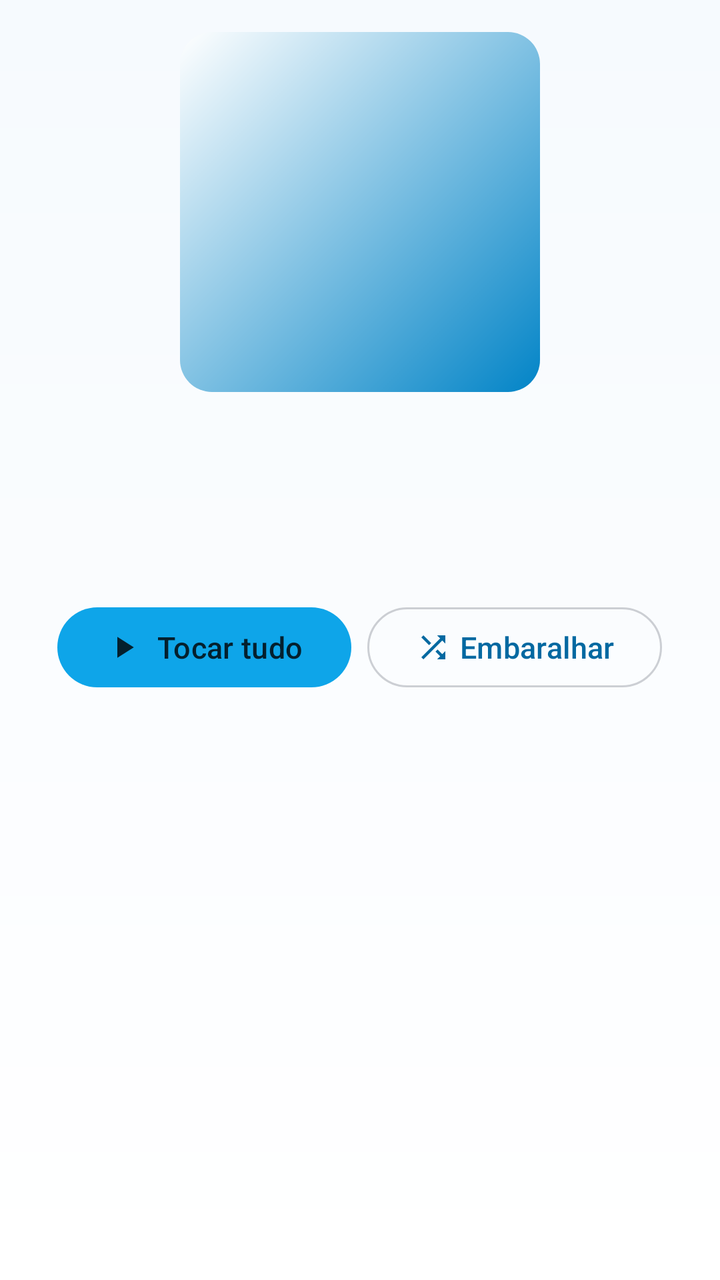
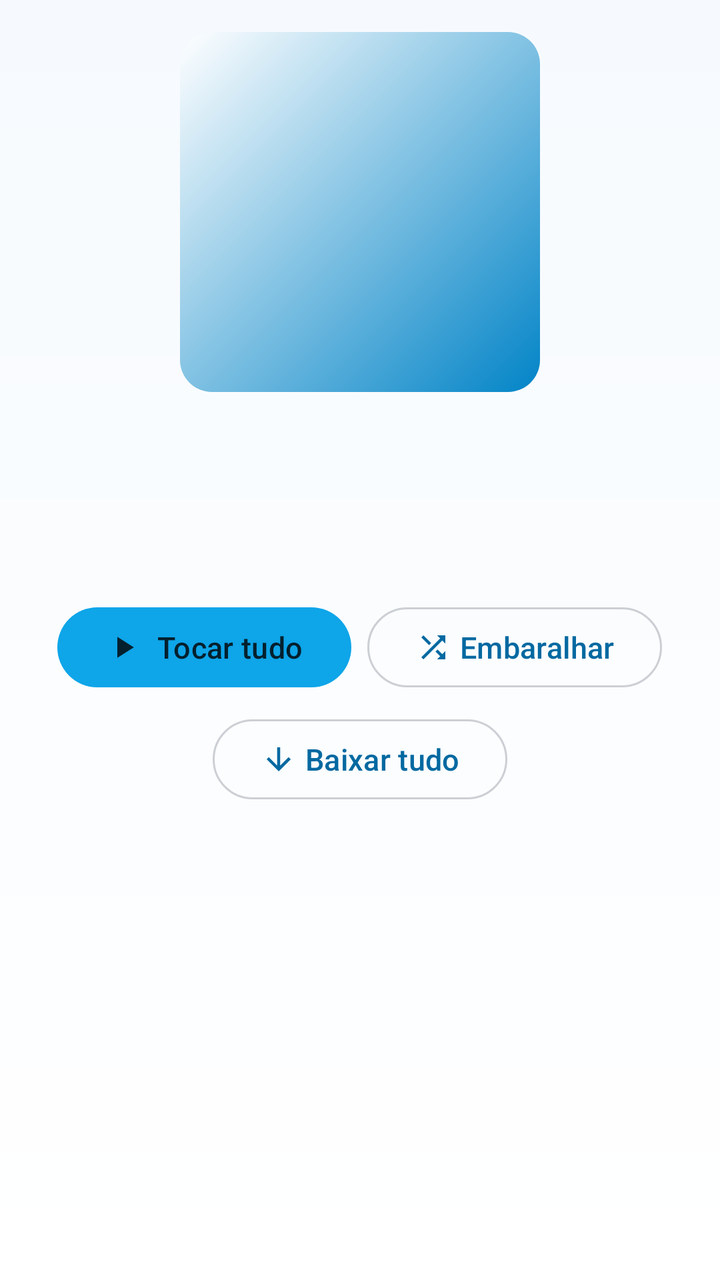

Screens rendered from an Android XML layout before and after an edit, with the pre-edit source and the edit as a unified diff.
<!-- AndroidManifest.xml: application theme Theme.MystMusic -->
<!-- res/layout/item_browse_header.xml -->
<?xml version="1.0" encoding="utf-8"?>
<LinearLayout xmlns:android="http://schemas.android.com/apk/res/android"
    xmlns:app="http://schemas.android.com/apk/res-auto"
    android:layout_width="match_parent"
    android:layout_height="wrap_content"
    android:gravity="center_horizontal"
    android:orientation="vertical"
    android:paddingStart="@dimen/screen_margin"
    android:paddingTop="@dimen/space_m"
    android:paddingEnd="@dimen/screen_margin"
    android:paddingBottom="@dimen/space_l">

    <FrameLayout
        android:id="@+id/browseHeaderCoverFrame"
        android:layout_width="@dimen/browse_cover"
        android:layout_height="@dimen/browse_cover"
        android:background="@drawable/bg_playlist_placeholder">

        <TextView
            android:id="@+id/browseHeaderInitial"
            android:layout_width="match_parent"
            android:layout_height="match_parent"
            android:fontFamily="sans-serif-medium"
            android:gravity="center"
            android:textColor="?attr/mystOnSurface"
            android:textSize="56sp" />

        <com.google.android.material.imageview.ShapeableImageView
            android:id="@+id/browseHeaderCover"
            android:layout_width="match_parent"
            android:layout_height="match_parent"
            android:contentDescription="@null"
            android:scaleType="centerCrop"
            app:shapeAppearanceOverlay="@style/ShapeAppearance.MystMusic.Cover" />
    </FrameLayout>

    <TextView
        android:id="@+id/browseHeaderTitle"
        android:layout_width="match_parent"
        android:layout_height="wrap_content"
        android:layout_marginTop="@dimen/space_m"
        android:ellipsize="end"
        android:fontFamily="sans-serif-medium"
        android:gravity="center"
        android:maxLines="2"
        android:textColor="?attr/mystOnSurface"
        android:textSize="24sp" />

    <TextView
        android:id="@+id/browseHeaderSubtitle"
        android:layout_width="match_parent"
        android:layout_height="wrap_content"
        android:layout_marginTop="2dp"
        android:ellipsize="end"
        android:gravity="center"
        android:maxLines="1"
        android:textColor="?attr/mystOnSurfaceDim"
        android:textSize="@dimen/text_body" />

    <TextView
        android:id="@+id/browseHeaderMeta"
        android:layout_width="match_parent"
        android:layout_height="wrap_content"
        android:layout_marginTop="2dp"
        android:ellipsize="end"
        android:gravity="center"
        android:maxLines="2"
        android:textColor="?attr/mystOnSurfaceDim"
        android:textSize="@dimen/text_small" />

    <TextView
        android:id="@+id/browseHeaderDescription"
        android:layout_width="match_parent"
        android:layout_height="wrap_content"
        android:layout_marginTop="@dimen/space_m"
        android:ellipsize="end"
        android:maxLines="3"
        android:textColor="?attr/mystOnSurfaceDim"
        android:textSize="@dimen/text_small"
        android:visibility="gone" />

    <LinearLayout
        android:layout_width="wrap_content"
        android:layout_height="wrap_content"
        android:layout_marginTop="@dimen/space_m"
        android:gravity="center"
        android:orientation="horizontal">

        <com.google.android.material.button.MaterialButton
            android:id="@+id/browseHeaderPlayAll"
            style="@style/Widget.MystMusic.Button.Primary"
            android:layout_width="wrap_content"
            android:layout_height="wrap_content"
            android:text="@string/playlist_play_all"
            app:icon="@drawable/ic_play"
            app:iconTint="?attr/colorOnPrimary" />

        <com.google.android.material.button.MaterialButton
            android:id="@+id/browseHeaderShuffle"
            style="@style/Widget.MystMusic.Button.Secondary"
            android:layout_width="wrap_content"
            android:layout_height="wrap_content"
            android:layout_marginStart="@dimen/space_s"
            android:text="@string/playlist_shuffle"
            app:icon="@drawable/ic_shuffle"
            app:iconTint="?attr/mystAccentText" />
    </LinearLayout>

    <com.google.android.material.button.MaterialButton
        android:id="@+id/browseHeaderCopy"
        style="@style/Widget.MystMusic.Button.Secondary"
        android:layout_width="wrap_content"
        android:layout_height="wrap_content"
        android:layout_marginTop="@dimen/space_s"
        android:text="@string/browse_copy_to_myst"
        android:visibility="gone"
        app:icon="@drawable/ic_add_to_playlist"
        app:iconTint="?attr/mystAccentText" />
</LinearLayout>
<!-- resources referenced by this layout -->
<resources>
  <dimen name="browse_cover">180dp</dimen>
  <dimen name="screen_margin">20dp</dimen>
  <dimen name="space_l">24dp</dimen>
  <dimen name="space_m">16dp</dimen>
  <dimen name="space_s">8dp</dimen>
  <dimen name="text_body">14sp</dimen>
  <dimen name="text_small">12sp</dimen>
  <!-- drawable ic_play (drawable) -->
  <?xml version="1.0" encoding="utf-8"?>
  <vector xmlns:android="http://schemas.android.com/apk/res/android"
      android:width="24dp" android:height="24dp"
      android:viewportWidth="24" android:viewportHeight="24">
      <path android:fillColor="#FFFFFFFF" android:pathData="M8 5v14l11-7z" />
  </vector>
  <string name="browse_copy_to_myst">Copiar para Myst</string>
  <string name="playlist_play_all">Tocar tudo</string>
  <string name="playlist_shuffle">Embaralhar</string>
  <style name="ShapeAppearance.MystMusic.Cover" parent="">
          <item name="cornerFamily">rounded</item>
          <item name="cornerSize">@dimen/corner_medium</item>
      </style>
  <dimen name="corner_medium">16dp</dimen>
  <dimen name="text_button">15sp</dimen>
  <dimen name="touch_target">48dp</dimen>
  <color name="light_accent">#0EA5E9</color>
  <color name="on_accent">#04202E</color>
  <color name="sky_400">#38BDF8</color>
  <color name="light_accent_text">#0369A1</color>
  <color name="light_surface">#FFFFFF</color>
  <color name="light_text">#0F172A</color>
  <color name="light_surface_alt">#E8F3FC</color>
  <color name="light_text_dim">#475569</color>
  <color name="light_stroke_strong">#330F172A</color>
  <color name="light_error">#DC2626</color>
  <color name="white">#FFFFFF</color>
  <color name="accent_alpha_24">#3D38BDF8</color>
  <color name="light_bg">#F6FAFE</color>
  <color name="light_navbar">#EBFFFFFF</color>
  <color name="light_stroke">#1A0F172A</color>
  <color name="light_accent_dark">#0284C7</color>
  <color name="on_image">#FFFFFF</color>
  <color name="image_scrim">#80000000</color>
  <color name="light_player_scrim">#CCF6FAFE</color>
  <color name="light_success">#15803D</color>
  <color name="accent_alpha_16">#2938BDF8</color>
  <!-- drawable bg_app (drawable) -->
  <?xml version="1.0" encoding="utf-8"?>
  <shape xmlns:android="http://schemas.android.com/apk/res/android" android:shape="rectangle">
      <gradient android:angle="270" android:startColor="?attr/mystBackground" android:endColor="?attr/mystSurface" />
  </shape>
  <style name="ThemeOverlay.MystMusic.BottomSheet" parent="ThemeOverlay.Material3.BottomSheetDialog">
          <item name="bottomSheetStyle">@style/Widget.MystMusic.BottomSheet</item>
          <item name="android:windowBackground">@color/transparent</item>
      </style>
  <color name="transparent">#00000000</color>
  <style name="Animation.MystMusic.Dialog" parent="@android:style/Animation.Dialog">
          <item name="android:windowEnterAnimation">@anim/dialog_in</item>
          <item name="android:windowExitAnimation">@anim/screen_fade_out</item>
      </style>
  <style name="Widget.MystMusic.BottomSheet" parent="Widget.Material3.BottomSheet.Modal">
          <item name="backgroundTint">?attr/mystSurfaceAlt</item>
          <item name="shapeAppearanceOverlay">@style/ShapeAppearance.MystMusic.BottomSheet</item>
      </style>
  <style name="ShapeAppearance.MystMusic.BottomSheet" parent="">
          <item name="cornerFamily">rounded</item>
          <item name="cornerSizeTopLeft">28dp</item>
          <item name="cornerSizeTopRight">28dp</item>
          <item name="cornerSizeBottomLeft">0dp</item>
          <item name="cornerSizeBottomRight">0dp</item>
      </style>
  <!-- unchanged entries left out for length: 9 -->
</resources>

<!-- the commit's change to res/layout/item_browse_header.xml (unified diff, before → after) -->
@@ -107,6 +107,16 @@
     </LinearLayout>
 
     <com.google.android.material.button.MaterialButton
+        android:id="@+id/browseHeaderDownload"
+        style="@style/Widget.MystMusic.Button.Secondary"
+        android:layout_width="wrap_content"
+        android:layout_height="wrap_content"
+        android:layout_marginTop="@dimen/space_s"
+        android:text="@string/download_all"
+        app:icon="@drawable/ic_arrow_down"
+        app:iconTint="?attr/mystAccentText" />
+
+    <com.google.android.material.button.MaterialButton
         android:id="@+id/browseHeaderCopy"
         style="@style/Widget.MystMusic.Button.Secondary"
         android:layout_width="wrap_content"
<!-- resource entries referenced after the edit -->
@@ -7,6 +7,13 @@
   <dimen name="space_s">8dp</dimen>
   <dimen name="text_body">14sp</dimen>
   <dimen name="text_small">12sp</dimen>
+  <!-- drawable ic_arrow_down (drawable) -->
+  <?xml version="1.0" encoding="utf-8"?>
+  <vector xmlns:android="http://schemas.android.com/apk/res/android"
+      android:width="24dp" android:height="24dp"
+      android:viewportWidth="24" android:viewportHeight="24">
+      <path android:fillColor="#FFFFFFFF" android:pathData="M20 12l-1.41-1.41L13 16.17V4h-2v12.17l-5.58-5.59L4 12l8 8 8-8z" />
+  </vector>
   <!-- drawable ic_play (drawable) -->
   <?xml version="1.0" encoding="utf-8"?>
   <vector xmlns:android="http://schemas.android.com/apk/res/android"
@@ -15,6 +22,7 @@
       <path android:fillColor="#FFFFFFFF" android:pathData="M8 5v14l11-7z" />
   </vector>
   <string name="browse_copy_to_myst">Copiar para Myst</string>
+  <string name="download_all">Baixar tudo</string>
   <string name="playlist_play_all">Tocar tudo</string>
   <string name="playlist_shuffle">Embaralhar</string>
   <style name="ShapeAppearance.MystMusic.Cover" parent="">
